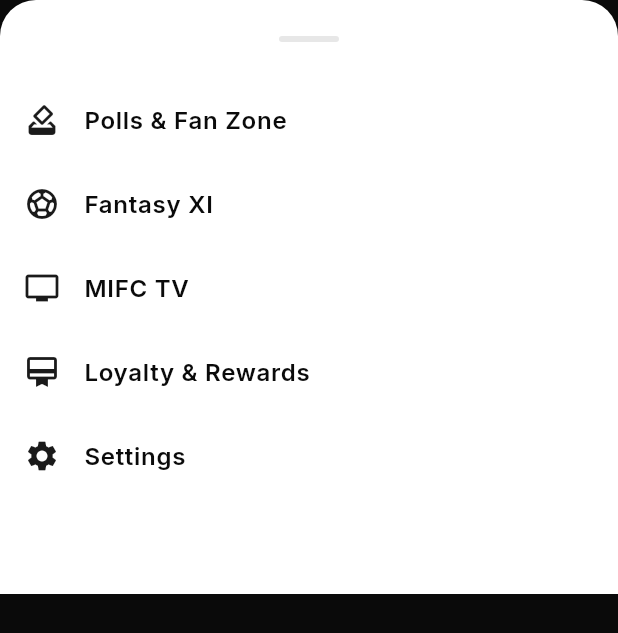
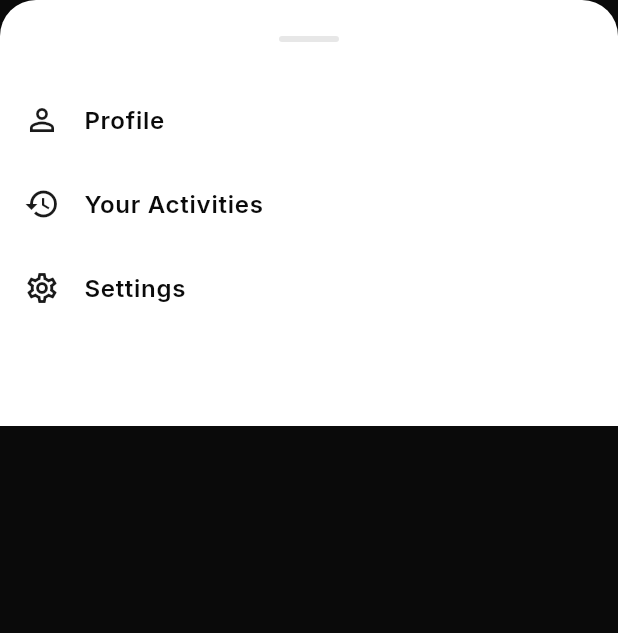
Before and after one commit to roshanalbertshaiju/markfc-app, a Flutter app: the MifcMoreMenu widget shown alone on an empty page, opened directly, on a phone screen of 412 x 824 dp. Shown: the top 633 px of the screen. Run offline on Flutter 3.47's test engine with Material 3 defaults, Android fonts, the phone set to English and light mode, and no system bars; our stand-ins replace cached_network_image, emoji_picker_flutter, flutter_animate, flutter_riverpod, go_router, google_fonts and 4 more; network calls fail.

```diff
--- a/lib/shared/widgets/mifc_bottom_nav_bar.dart
+++ b/lib/shared/widgets/mifc_bottom_nav_bar.dart
@@ -91,11 +91,9 @@
             ),
           ),
           const SizedBox(height: 24),
-          _buildMenuItem(Icons.how_to_vote, 'Polls & Fan Zone'),
-          _buildMenuItem(Icons.sports_soccer, 'Fantasy XI'),
-          _buildMenuItem(Icons.tv, 'MIFC TV'),
-          _buildMenuItem(Icons.card_membership, 'Loyalty & Rewards'),
-          _buildMenuItem(Icons.settings, 'Settings'),
+          _buildMenuItem(Icons.person_outline, 'Profile'),
+          _buildMenuItem(Icons.history, 'Your Activities'),
+          _buildMenuItem(Icons.settings_outlined, 'Settings'),
           const SizedBox(height: 40),
         ],
       ),
```
